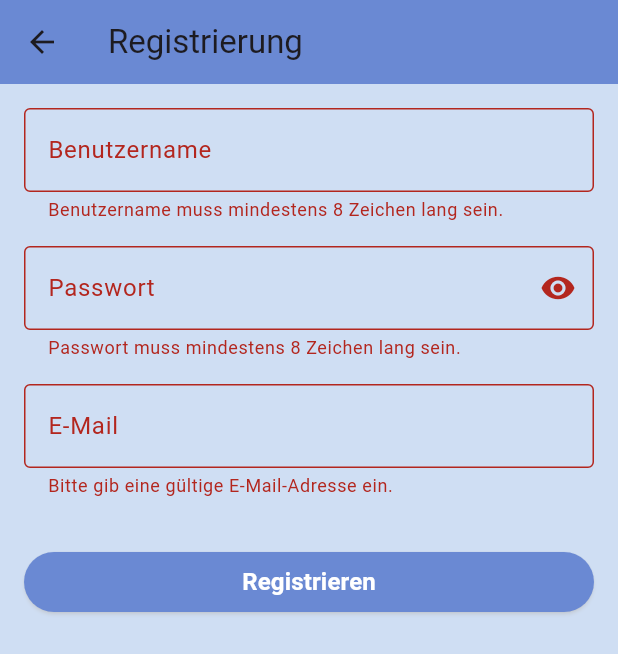
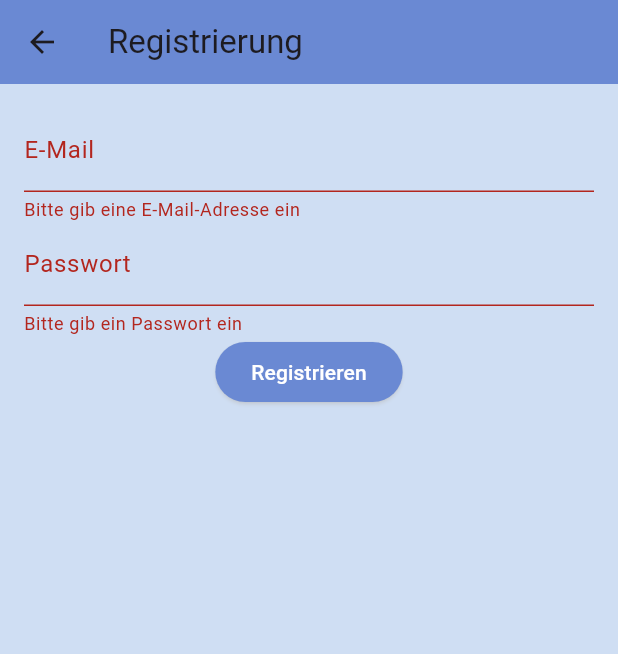
Before and after one commit to MR-Baer89/happy_place, a Flutter app: the RegistrationScreen screen opened directly, after a tap on "Registrieren", on a phone screen of 412 x 824 dp. Shown: the top 654 px of the screen. Run offline on Flutter 3.47's test engine with Material 3 defaults, Android fonts, the phone set to English and light mode, and no system bars; our stand-ins replace firebase_auth, firebase_core, shared_preferences, table_calendar; accounts and stored records are empty; statements that could not run were skipped.

Commit message:
RegistrationScreen finish

```diff
--- a/lib/feature/authentication/screens/login_screen.dart
+++ b/lib/feature/authentication/screens/login_screen.dart
@@ -63,8 +63,7 @@ class _LoginPageState extends State<LoginPage> {
                   TextField(
                     controller: loginProvider.usernameController,
                     decoration: const InputDecoration(
-                        border: OutlineInputBorder(),
-                        labelText: ('Benutzername')),
+                        border: OutlineInputBorder(), labelText: ('E-mail')),
                   ),
                   const SizedBox(
                     height: 32,
--- a/lib/feature/authentication/screens/registrations_screen.dart
+++ b/lib/feature/authentication/screens/registrations_screen.dart
@@ -1,31 +1,55 @@
-import 'package:flutter/foundation.dart';
 import 'package:flutter/material.dart';
+import 'package:firebase_auth/firebase_auth.dart';
 import 'package:happy_pleace/config/colors.dart';
-import 'package:happy_pleace/shared/repository/shared_preferences_repository.dart';
+import 'package:happy_pleace/feature/home/screens/home_screen.dart';
 
 class RegistrationScreen extends StatefulWidget {
   const RegistrationScreen({super.key});
 
   @override
-  RegistrationScreenState createState() => RegistrationScreenState();
+  _RegistrationScreenState createState() => _RegistrationScreenState();
 }
 
-class RegistrationScreenState extends State<RegistrationScreen> {
+class _RegistrationScreenState extends State<RegistrationScreen> {
   final _formKey = GlobalKey<FormState>();
-  final _usernameController = TextEditingController();
+  final _emailController = TextEditingController();
   final _passwordController = TextEditingController();
-  final _emailController = TextEditingController();
-  bool _isPasswordVisible = false;
 
-  final SharedPreferencesRepository _sharedPreferencesRepository =
-      SharedPreferencesRepository();
-
-  @override
-  void dispose() {
-    _usernameController.dispose();
-    _passwordController.dispose();
-    _emailController.dispose();
-    super.dispose();
+  Future<void> _register() async {
+    if (_formKey.currentState!.validate()) {
+      try {
+        await FirebaseAuth.instance.createUserWithEmailAndPassword(
+          email: _emailController.text.trim(),
+          password: _passwordController.text.trim(),
+        );
+        ScaffoldMessenger.of(context).showSnackBar(
+          const SnackBar(content: Text('Registrierung erfolgreich!')),
+        );
+        Navigator.push(
+          context,
+          MaterialPageRoute(
+            builder: (context) => const HomeScreen(),
+          ),
+        );
+      } on FirebaseAuthException catch (e) {
+        if (e.code == 'weak-password') {
+          ScaffoldMessenger.of(context).showSnackBar(
+            const SnackBar(content: Text('Das Passwort ist zu schwach')),
+          );
+        } else if (e.code == 'email-already-in-use') {
+          ScaffoldMessenger.of(context).showSnackBar(
+            const SnackBar(
+                content: Text('Die E-Mail-Adresse ist bereits vergeben')),
+          );
+        } else {
+          ScaffoldMessenger.of(context).showSnackBar(
+            SnackBar(content: Text('Ein Fehler ist aufgetreten: ${e.message}')),
+          );
+        }
+      } catch (e) {
+        print(e);
+      }
+    }
   }
 
   @override
@@ -33,113 +57,41 @@ class RegistrationScreenState extends State<RegistrationScreen> {
     return Scaffold(
       backgroundColor: hpBlue,
       appBar: AppBar(
-        backgroundColor: shadowBlue,
-        title: const Text('Registrierung'),
-      ),
+          backgroundColor: shadowBlue, title: const Text('Registrierung')),
       body: Form(
         key: _formKey,
         child: Padding(
           padding: const EdgeInsets.all(16.0),
           child: Column(
-            crossAxisAlignment: CrossAxisAlignment.stretch,
             children: [
               TextFormField(
-                controller: _usernameController,
-                decoration: const InputDecoration(
-                  labelText: 'Benutzername',
-                  hintText:
-                      'Mindestens 8 Zeichen, Buchstaben, Zahlen und Unterstriche',
-                  border: OutlineInputBorder(),
-                ),
+                controller: _emailController,
+                decoration: const InputDecoration(labelText: 'E-Mail'),
                 validator: (value) {
-                  if (value!.length < 8) {
-                    return 'Benutzername muss mindestens 8 Zeichen lang sein.';
-                  }
-                  if (!RegExp(r'^[a-zA-Z0-9_]+$').hasMatch(value)) {
-                    return 'Nur Buchstaben, Zahlen und Unterstriche erlaubt.';
+                  if (value!.isEmpty) {
+                    return 'Bitte gib eine E-Mail-Adresse ein';
                   }
                   return null;
                 },
               ),
-              const SizedBox(height: 16),
               TextFormField(
                 controller: _passwordController,
-                obscureText: !_isPasswordVisible,
-                decoration: InputDecoration(
-                  labelText: 'Passwort',
-                  hintText:
-                      'Mindestens 8 Zeichen, Groß- und Kleinbuchstaben sowie eine Zahl',
-                  border: const OutlineInputBorder(),
-                  suffixIcon: IconButton(
-                    icon: Icon(_isPasswordVisible
-                        ? Icons.visibility_off
-                        : Icons.visibility),
-                    onPressed: () {
-                      setState(() {
-                        _isPasswordVisible = !_isPasswordVisible;
-                      });
-                    },
-                  ),
-                ),
+                obscureText: true,
+                decoration: const InputDecoration(labelText: 'Passwort'),
                 validator: (value) {
-                  if (value!.length < 8) {
-                    return 'Passwort muss mindestens 8 Zeichen lang sein.';
-                  }
-                  if (!RegExp(r'^(?=.*[A-Z])(?=.*[a-z])(?=.*\d).+$')
-                      .hasMatch(value)) {
-                    return 'Passwort muss mindestens einen Groß- und Kleinbuchstaben sowie eine Zahl enthalten.';
+                  if (value!.isEmpty) {
+                    return 'Bitte gib ein Passwort ein';
                   }
                   return null;
                 },
               ),
-              const SizedBox(height: 16),
-              TextFormField(
-                controller: _emailController,
-                decoration: const InputDecoration(
-                  labelText: 'E-Mail',
-                  hintText: 'Gültige E-Mail-Adresse',
-                  border: OutlineInputBorder(),
-                ),
-                keyboardType: TextInputType.emailAddress,
-                validator: (value) {
-                  if (!RegExp(
-                          r'^[a-zA-Z0-9._%+-]+@[a-zA-Z0-9.-]+\.[a-zA-Z]{2,}$')
-                      .hasMatch(value!)) {
-                    return 'Bitte gib eine gültige E-Mail-Adresse ein.';
-                  }
-                  return null;
-                },
-              ),
-              const SizedBox(height: 32),
               ElevatedButton(
-                onPressed: () async {
-                  if (_formKey.currentState!.validate()) {
-                    final username = _usernameController.text;
-                    final password = _passwordController.text;
-                    final email = _emailController.text;
-
-                    await _sharedPreferencesRepository.saveUserCredentials(
-                      username,
-                      password,
-                      email,
-                    );
-
-                    if (kDebugMode) {
-                      print(
-                          'User registered: Username: $username, Password: $password, Email: $email');
-                    }
-                  }
-                },
+                onPressed: _register,
                 style: ElevatedButton.styleFrom(
-                  backgroundColor: shadowBlue,
-                  shadowColor: hpwhite,
-                ),
+                    backgroundColor: shadowBlue, shadowColor: hpwhite),
                 child: const Text(
                   'Registrieren',
-                  style: TextStyle(
-                      color: hpwhite,
-                      fontWeight: FontWeight.bold,
-                      fontSize: 16),
+                  style: TextStyle(color: hpwhite),
                 ),
               ),
             ],
--- a/lib/shared/repository/MockAuthRepository.dart
+++ b/lib/shared/repository/MockAuthRepository.dart
@@ -1,5 +1,5 @@
 import 'package:happy_pleace/shared/model/user_data.dart';
-import 'package:happy_pleace/shared/repository/auth_repository';
+import 'package:happy_pleace/shared/repository/auth_repository.dart';
 
 class MockAuthRepository implements AuthRepository {
   UserData? _currentUser;
--- a/lib/shared/repository/firebase_AuthRepository.dart
+++ b/lib/shared/repository/firebase_AuthRepository.dart
@@ -1,8 +1,7 @@
 import 'dart:developer';
-
 import 'package:firebase_auth/firebase_auth.dart';
 import 'package:happy_pleace/shared/model/user_data.dart';
-import 'package:happy_pleace/shared/repository/auth_repository';
+import 'package:happy_pleace/shared/repository/auth_repository.dart';
 
 class FirebaseAuthRepository implements AuthRepository {
   FirebaseAuth auth = FirebaseAuth.instance;
```
